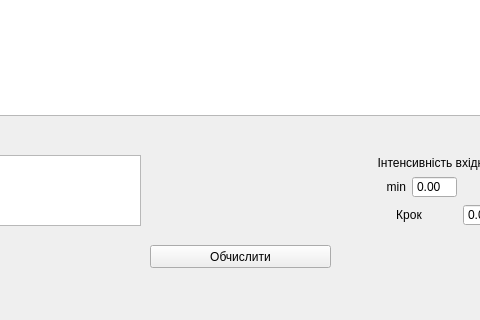
Old version of the form mainwindow.ui in the repository OliaPopovych/WebSystemModeling; both pictures show x 200 to 680 and y 302 to 622 of the 891 by 622 pixel window.
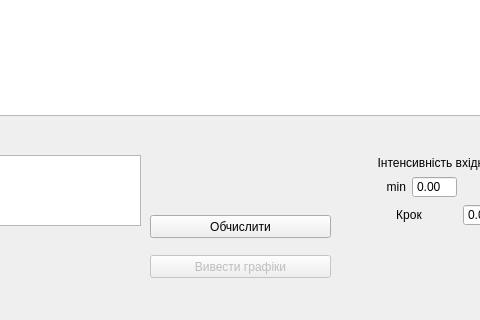
New version of the form.

The edit to the form file:
```diff
--- a/mainwindow.ui
+++ b/mainwindow.ui
@@ -124,7 +124,7 @@
     <property name="geometry">
      <rect>
       <x>350</x>
-      <y>530</y>
+      <y>500</y>
       <width>181</width>
       <height>23</height>
      </rect>
@@ -143,6 +143,22 @@
      </rect>
     </property>
    </widget>
+   <widget class="QPushButton" name="graph_button">
+    <property name="enabled">
+     <bool>false</bool>
+    </property>
+    <property name="geometry">
+     <rect>
+      <x>350</x>
+      <y>540</y>
+      <width>181</width>
+      <height>23</height>
+     </rect>
+    </property>
+    <property name="text">
+     <string>Вивести графіки</string>
+    </property>
+   </widget>
   </widget>
   <widget class="QMenuBar" name="menuBar">
    <property name="geometry">
```
